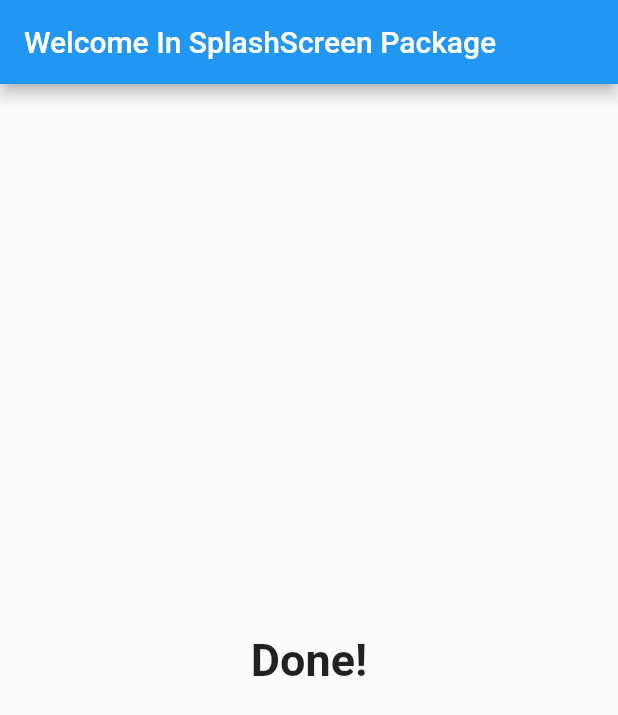
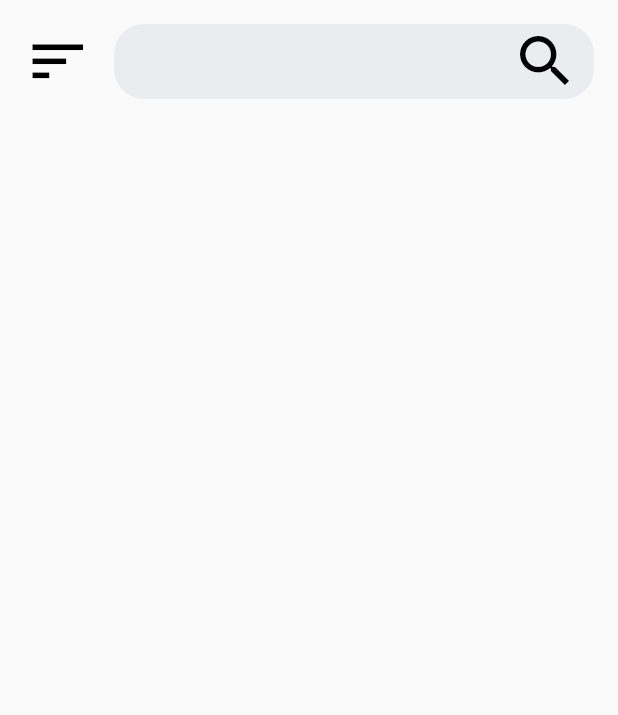
Before and after one commit to musabagab/Wallpapery, a Flutter app: the screen it shows after launch, on a phone screen of 412 x 824 dp. Shown: the top 715 px of the screen. Run offline on Flutter 3.47's test engine with Material 2 defaults, Android fonts, the phone set to English and light mode, and no system bars; our stand-ins replace splashscreen.

Commit message:
Added The SearchBar

```diff
--- a/lib/main.dart
+++ b/lib/main.dart
@@ -18,17 +18,16 @@ class _MyAppState extends State<MyApp> {
   @override
   Widget build(BuildContext context) {
     return SplashScreen(
-        seconds: 3,
+        seconds: 2,
         navigateAfterSeconds: Home(),
         title: Text(
           'Wallpapery',
           style: TextStyle(
               fontWeight: FontWeight.bold,
-              fontSize: 40.0,
+              fontSize: 60.0,
               fontFamily: 'Pacifico'),
         ),
         backgroundColor: Colors.white,
-        styleTextUnderTheLoader: TextStyle(),
         photoSize: 100.0,
         loaderColor: Colors.transparent);
   }
--- a/lib/screens/HomeScreen.dart
+++ b/lib/screens/HomeScreen.dart
@@ -1,18 +1,24 @@
 import 'package:flutter/material.dart';
+import 'package:wallpapery/widgets/SearchBar.dart';
 
-class Home extends StatelessWidget {
+class Home extends StatefulWidget {
+  @override
+  _HomeState createState() => _HomeState();
+}
+
+class _HomeState extends State<Home> {
   @override
   Widget build(BuildContext context) {
     return Scaffold(
-      appBar: AppBar(
-          title: Text("Welcome In SplashScreen Package"),
-          automaticallyImplyLeading: false),
-      body: Center(
-        child: Text(
-          "Done!",
-          style: TextStyle(fontWeight: FontWeight.bold, fontSize: 30.0),
+        body: SafeArea(
+      child: Padding(
+        padding: const EdgeInsets.all(16.0),
+        child: Column(
+          children: <Widget>[
+            SearchBar(),
+          ],
         ),
       ),
-    );
+    ));
   }
 }
--- /dev/null
+++ b/lib/widgets/SearchBar.dart
@@ -0,0 +1,39 @@
+import 'package:flutter/material.dart';
+
+class SearchBar extends StatelessWidget {
+  @override
+  Widget build(BuildContext context) {
+    return Row(
+      mainAxisAlignment: MainAxisAlignment.spaceBetween,
+      children: <Widget>[
+        Icon(
+          Icons.sort,
+          color: Colors.black,
+          size: 45,
+        ),
+        SizedBox(
+          width: 15,
+        ),
+        Expanded(
+          child: Container(
+            height: 50,
+            decoration: BoxDecoration(
+              color: Colors.blueGrey.withOpacity(.1),
+              borderRadius: BorderRadius.circular(20),
+            ),
+            child: Align(
+                alignment: Alignment.centerRight,
+                child: Padding(
+                  padding: const EdgeInsets.only(right: 10),
+                  child: Icon(
+                    Icons.search,
+                    color: Colors.black,
+                    size: 45,
+                  ),
+                )),
+          ),
+        )
+      ],
+    );
+  }
+}
```
